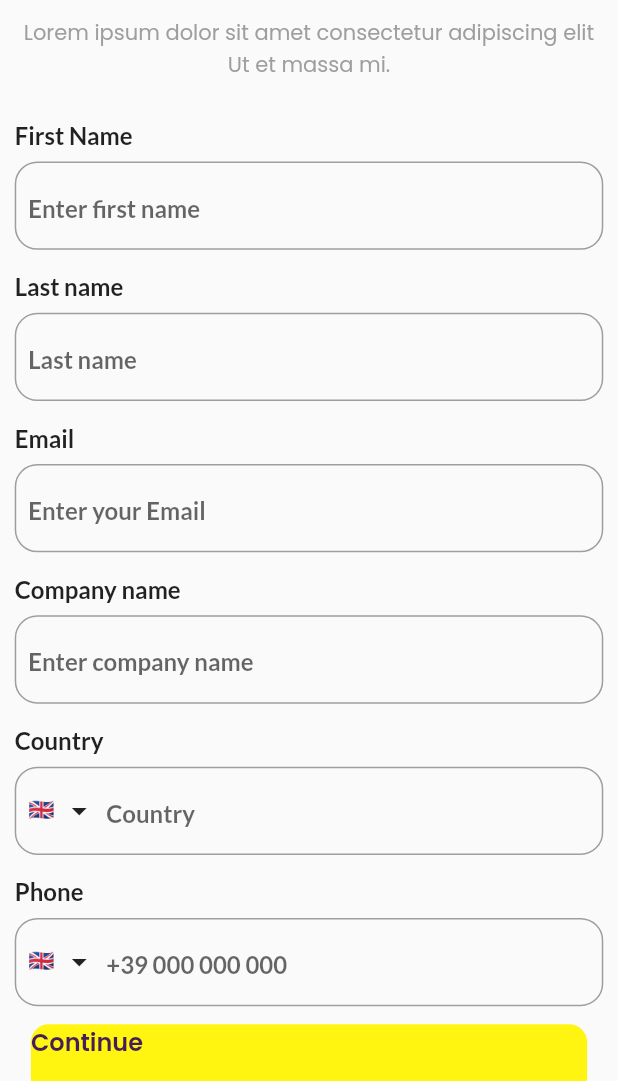
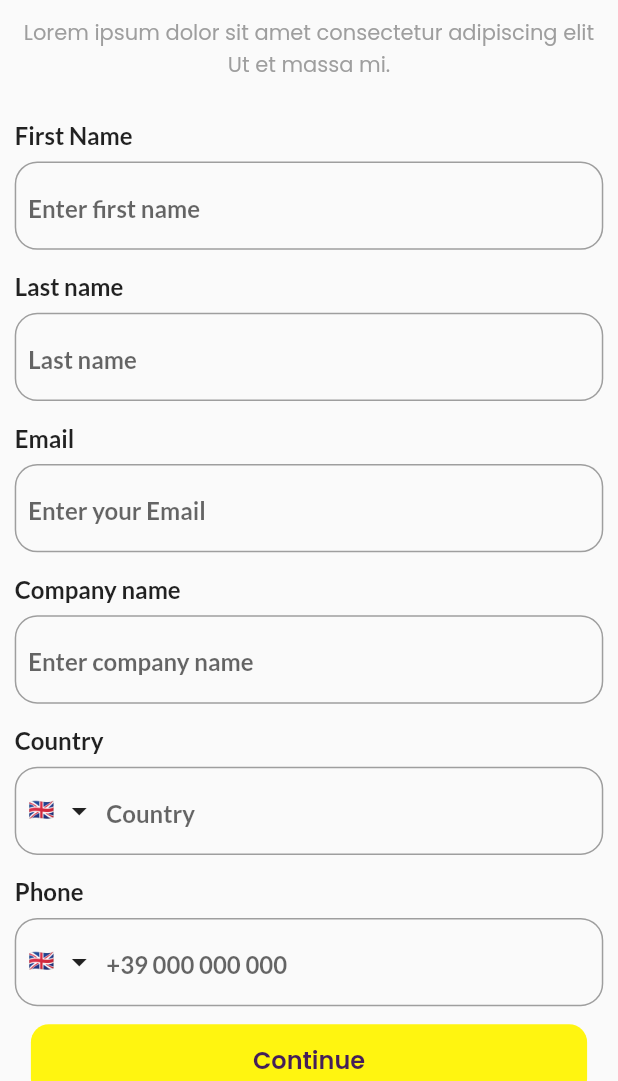
Before and after one commit to Daniel-TheProgrammer/sikatronic_equipment, a Flutter app: the RegitrationScreen screen opened by its route, on a phone screen of 412 x 824 dp, the part 155-1236 px from its top. Run offline on Flutter 3.47's test engine with Material 2 defaults, Android fonts, the phone set to English and light mode, and no system bars; our stand-ins replace cloud_firestore, country_picker, firebase_auth, firebase_core, get, google_fonts; accounts and stored records are empty.

Commit message:
continue button and learnmore issue

```diff
--- a/lib/models/product_model.dart
+++ b/lib/models/product_model.dart
@@ -99,7 +99,8 @@ class _ProductModelState extends State<ProductModel> {
                       ),
                       GestureDetector(
                         onTap: () {
-                          Get.to(LearnMoreScreen(), arguments: {
+                          Get.to(LearnMoreScreen(),
+                              arguments: {
                             'category': widget.label,
                             'learnMore': widget.learnMore
                           });
--- a/lib/screens/Registration_screen/registration.dart
+++ b/lib/screens/Registration_screen/registration.dart
@@ -195,24 +195,25 @@ class RegitrationScreen extends StatelessWidget {
                             color: AppColor.primaryColor500,
                             borderRadius: BorderRadius.circular(12),
                           ),
-                          // child: Center(
-                          //   child: Text(
-                          //     'Continue',
-                          //     style: GoogleFonts.poppins(
-                          //       fontSize: 16,
-                          //       fontWeight: FontWeight.w600,
-                          //       height: 1.5,
-                          //       color: AppColor.accentColor400,
-                          //     ),
-                          //   ),
-
-                            child: textTranslator(text: 'continueText', fontSize: 16,
+                          child: Center(
+                            child: Text(
+                              'Continue',
+                              style: GoogleFonts.poppins(
+                                fontSize: 16,
                                 fontWeight: FontWeight.w600,
                                 height: 1.5,
-                                color: AppColor.accentColor400,),
+                                color: AppColor.accentColor400,
+                              ),
+                            ),
+
+                            // child:
+                            // textTranslator(text: 'continueText', fontSize: 16,
+                            //     fontWeight: FontWeight.w600,
+                            //     height: 1.5,
+                            //     color: AppColor.accentColor400,),
                           ),
                         ),
-                      ),
+                      ),)
                   ],
                 ),
               );
```
Also changed, not shown: lib/screens/LIstOfProduct/list_of_product.dart (+4 -4 lines), lib/screens/Learn_More_Screen/learn_more_screen.dart (+7 -2 lines).
